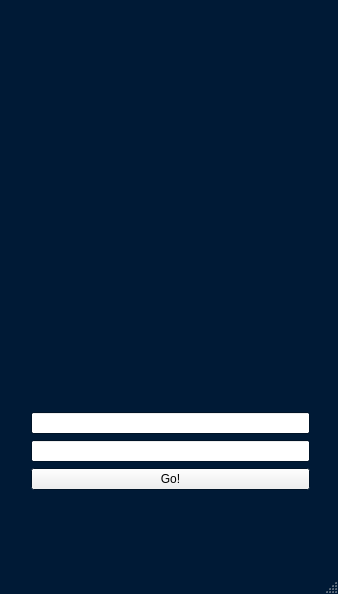
Qt form Client/mainwindow.ui (Antonhansel/LostSoul) before a commit.
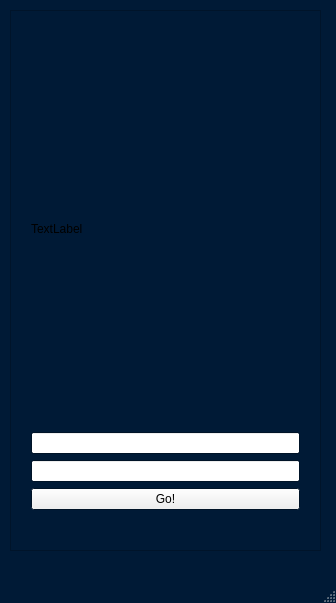
The same form after that commit.

Commit message: Structure of the main window changed

The edit to the form file:
```diff
--- a/Client/mainwindow.ui
+++ b/Client/mainwindow.ui
@@ -6,8 +6,8 @@
    <rect>
     <x>0</x>
     <y>0</y>
-    <width>338</width>
-    <height>594</height>
+    <width>336</width>
+    <height>603</height>
    </rect>
   </property>
   <property name="palette">
@@ -78,97 +78,41 @@
    <string>MainWindow</string>
   </property>
   <widget class="QWidget" name="centralWidget">
-   <widget class="QStackedWidget" name="stackedWidget">
+   <property name="enabled">
+    <bool>true</bool>
+   </property>
+   <widget class="QFrame" name="loginPage">
+    <property name="enabled">
+     <bool>true</bool>
+    </property>
     <property name="geometry">
      <rect>
       <x>10</x>
       <y>10</y>
-      <width>321</width>
-      <height>501</height>
+      <width>311</width>
+      <height>541</height>
      </rect>
     </property>
-    <property name="palette">
-     <palette>
-      <active>
-       <colorrole role="Base">
-        <brush brushstyle="SolidPattern">
-         <color alpha="255">
-          <red>255</red>
-          <green>255</green>
-          <blue>255</blue>
-         </color>
-        </brush>
-       </colorrole>
-       <colorrole role="Window">
-        <brush brushstyle="SolidPattern">
-         <color alpha="255">
-          <red>0</red>
-          <green>26</green>
-          <blue>54</blue>
-         </color>
-        </brush>
-       </colorrole>
-      </active>
-      <inactive>
-       <colorrole role="Base">
-        <brush brushstyle="SolidPattern">
-         <color alpha="255">
-          <red>255</red>
-          <green>255</green>
-          <blue>255</blue>
-         </color>
-        </brush>
-       </colorrole>
-       <colorrole role="Window">
-        <brush brushstyle="SolidPattern">
-         <color alpha="255">
-          <red>0</red>
-          <green>26</green>
-          <blue>54</blue>
-         </color>
-        </brush>
-       </colorrole>
-      </inactive>
-      <disabled>
-       <colorrole role="Base">
-        <brush brushstyle="SolidPattern">
-         <color alpha="255">
-          <red>0</red>
-          <green>26</green>
-          <blue>54</blue>
-         </color>
-        </brush>
-       </colorrole>
-       <colorrole role="Window">
-        <brush brushstyle="SolidPattern">
-         <color alpha="255">
-          <red>0</red>
-          <green>26</green>
-          <blue>54</blue>
-         </color>
-        </brush>
-       </colorrole>
-      </disabled>
-     </palette>
+    <property name="frameShape">
+     <enum>QFrame::StyledPanel</enum>
     </property>
-    <property name="currentIndex">
-     <number>0</number>
+    <property name="frameShadow">
+     <enum>QFrame::Raised</enum>
     </property>
-    <widget class="QWidget" name="loginpage">
      <widget class="QWidget" name="verticalLayoutWidget">
       <property name="geometry">
        <rect>
         <x>10</x>
         <y>10</y>
-        <width>301</width>
-        <height>481</height>
-       </rect>
-      </property>
-      <layout class="QVBoxLayout" name="verticalLayout">
+       <width>291</width>
+       <height>501</height>
+      </rect>
+     </property>
+     <layout class="QVBoxLayout" name="layout">
        <item>
         <widget class="QLabel" name="video">
          <property name="text">
-          <string/>
+         <string>TextLabel</string>
          </property>
         </widget>
        </item>
@@ -188,21 +132,6 @@
       </layout>
      </widget>
     </widget>
-    <widget class="QWidget" name="displaypage"/>
-   </widget>
-   <widget class="QLabel" name="label">
-    <property name="geometry">
-     <rect>
-      <x>10</x>
-      <y>740</y>
-      <width>401</width>
-      <height>31</height>
-     </rect>
-    </property>
-    <property name="text">
-     <string>Status: Offline</string>
-    </property>
-   </widget>
   </widget>
   <widget class="QMenuBar" name="menuBar">
    <property name="geometry">
```
Left out of the diff: 2 changed lines with no effect on the pictures. Lines whose indentation alone changed are shown as unchanged. The commit also changes 7 other files.
